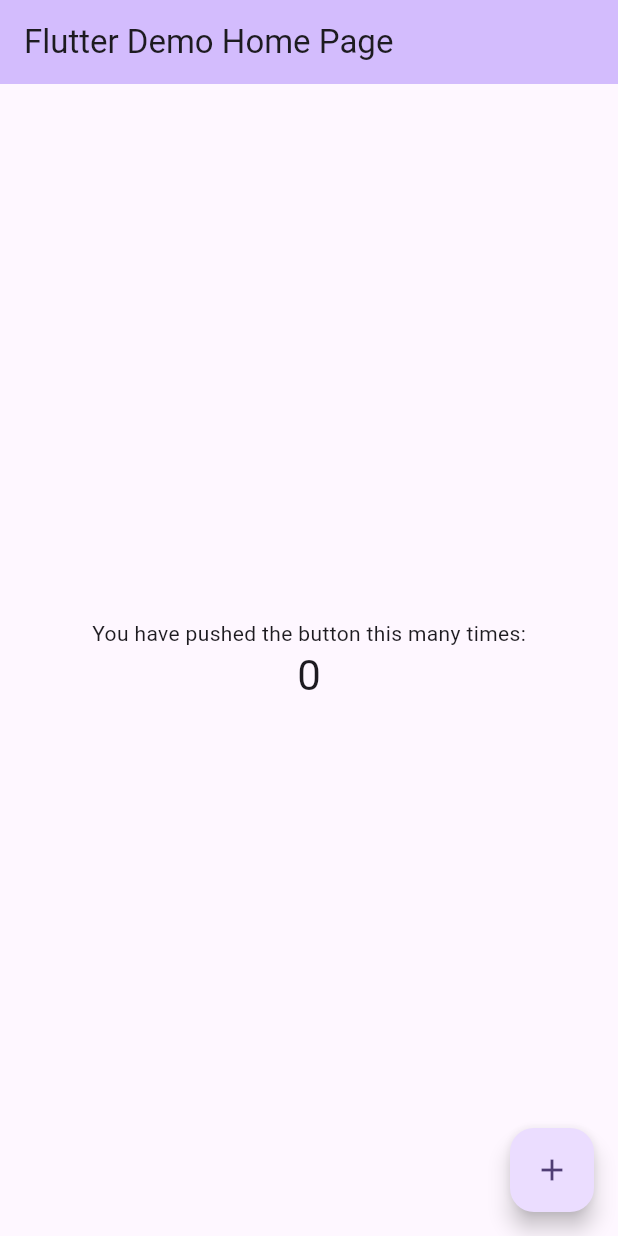
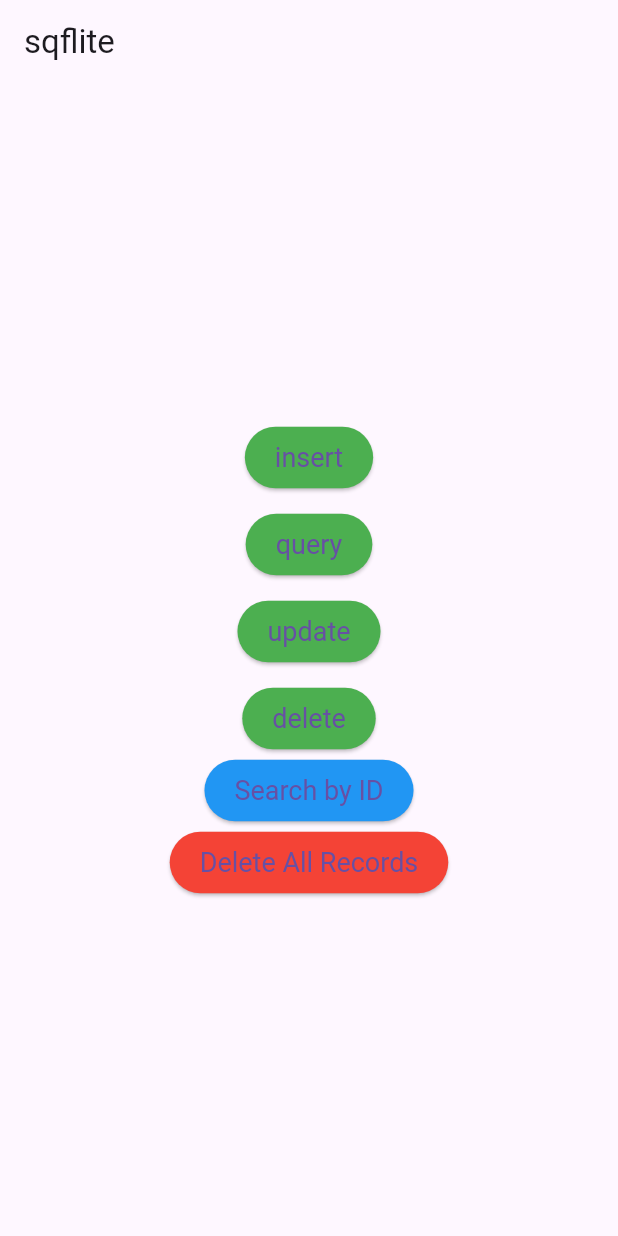
Before and after one commit to hien-dao/MobAppDev_Inclass08, a Flutter app: the screen it shows after launch, on a phone screen of 412 x 824 dp. Run offline on Flutter 3.47's test engine with Material 3 defaults, Android fonts, the phone set to English and light mode, and no system bars; our stand-ins replace sqflite; accounts and stored records are empty.

Commit message:
Replace cwith code from inclass07

```diff
--- /dev/null
+++ b/lib/database_helper.dart
@@ -0,0 +1,105 @@
+import 'package:path/path.dart';
+import 'package:sqflite/sqflite.dart';
+import 'package:path_provider/path_provider.dart';
+
+class DatabaseHelper {
+
+  static const _databaseName =
+  "MyDatabase.db"; static
+  const _databaseVersion = 1;
+
+  static const table =
+  'my_table';
+
+  static const columnId =
+  '_id'; static
+  const columnName = 'name';
+  static const columnAge =
+  'age';
+
+  late Database _db;
+
+  // This opens the database (and creates it if it doesn't exist)
+  Future<void> init() async {
+    final documentsDirectory = await getApplicationDocumentsDirectory();
+    final path = join(documentsDirectory.path, _databaseName);
+    _db = await openDatabase(
+      path,
+      version: _databaseVersion,
+      onCreate: _onCreate,
+    );
+  }
+
+  // SQL code to create the database table
+  Future _onCreate(Database db, int version) async {
+    await db.execute(''' CREATE TABLE $table (
+      $columnId INTEGER PRIMARY KEY,
+      $columnName TEXT NOT NULL,
+      $columnAge INTEGER NOT NULL ) '''
+    );
+  }
+
+  // Helper methods
+
+  // Inserts a row in the database where each key in the Map is a column name
+  // and the value is the column value. The return value is the id of the
+  // inserted row.
+  Future<int> insert(Map<String, dynamic> row) async {
+    return await _db.insert(table, row);
+  }
+
+  // All of the rows are returned as a list of maps, where each map is
+  // a key-value list of columns.
+  Future<List<Map<String, dynamic>>> queryAllRows() async {
+    return await _db.query(table);
+  }
+
+  // All of the methods (insert, query, update, delete) can also be done using
+  // raw SQL commands. This method uses a raw query to give the row count.
+  Future<int> queryRowCount() async {
+    final results = await _db.rawQuery('SELECT COUNT(*) FROM $table');
+    return Sqflite.firstIntValue(results) ?? 0;
+  }
+
+  // We are assuming here that the id column in the map is set. The other
+  // column values will be used to update the row.
+  Future<int> update(Map<String, dynamic> row) async {
+    int id = row[columnId];
+    return await _db.update(
+      table,
+      row,
+      where: '$columnId = ?',
+      whereArgs: [id],
+    );
+  }
+
+  // Deletes the row specified by the id. The number of affected rows is
+  // returned. This should be 1 as long as the row exists.
+  Future<int> delete(int id) async {
+    return await _db.delete(
+      table,
+      where: '$columnId = ?',
+      whereArgs: [id],
+    );
+  }
+
+  // Search for a record by ID
+  Future<int> searchById(int id) async {
+    final results = await _db.query(
+      table,
+      where: '$columnId = ?',
+      whereArgs: [id],
+    );
+    if (results.isNotEmpty) {
+      return results.first[columnId] as int;
+    } else {
+      return -1; // Return -1 if not found
+    }
+  }
+
+  // Delete table
+  Future<void> deleteTable() async {
+    await _db.execute('DROP TABLE IF EXISTS $table');
+    await _onCreate(_db, _databaseVersion); // Recreate the table
+  }
+}
--- a/lib/main.dart
+++ b/lib/main.dart
@@ -1,122 +1,163 @@
 import 'package:flutter/material.dart';
+import 'database_helper.dart';
 
-void main() {
+// Here we are using a global variable. You can use something like
+// get_it in a production app.
+final dbHelper = DatabaseHelper();
+
+Future<void> main() async {
+  WidgetsFlutterBinding.ensureInitialized();
+  // initialize the database
+  await dbHelper.init();
   runApp(const MyApp());
 }
 
 class MyApp extends StatelessWidget {
   const MyApp({super.key});
 
-  // This widget is the root of your application.
   @override
   Widget build(BuildContext context) {
     return MaterialApp(
-      title: 'Flutter Demo',
-      theme: ThemeData(
-        // This is the theme of your application.
-        //
-        // TRY THIS: Try running your application with "flutter run". You'll see
-        // the application has a purple toolbar. Then, without quitting the app,
-        // try changing the seedColor in the colorScheme below to Colors.green
-        // and then invoke "hot reload" (save your changes or press the "hot
-        // reload" button in a Flutter-supported IDE, or press "r" if you used
-        // the command line to start the app).
-        //
-        // Notice that the counter didn't reset back to zero; the application
-        // state is not lost during the reload. To reset the state, use hot
-        // restart instead.
-        //
-        // This works for code too, not just values: Most code changes can be
-        // tested with just a hot reload.
-        colorScheme: .fromSeed(seedColor: Colors.deepPurple),
-      ),
-      home: const MyHomePage(title: 'Flutter Demo Home Page'),
+      title: 'SQFlite Demo',
+      theme: ThemeData( primarySwatch:Colors.blue, ),
+      home: const MyHomePage(),
     );
   }
 }
 
-class MyHomePage extends StatefulWidget {
-  const MyHomePage({super.key, required this.title});
+class MyHomePage extends StatelessWidget {
+  const MyHomePage({super.key});
 
-  // This widget is the home page of your application. It is stateful, meaning
-  // that it has a State object (defined below) that contains fields that affect
-  // how it looks.
-
-  // This class is the configuration for the state. It holds the values (in this
-  // case the title) provided by the parent (in this case the App widget) and
-  // used by the build method of the State. Fields in a Widget subclass are
-  // always marked "final".
-
-  final String title;
-
-  @override
-  State<MyHomePage> createState() => _MyHomePageState();
-}
-
-class _MyHomePageState extends State<MyHomePage> {
-  int _counter = 0;
-
-  void _incrementCounter() {
-    setState(() {
-      // This call to setState tells the Flutter framework that something has
-      // changed in this State, which causes it to rerun the build method below
-      // so that the display can reflect the updated values. If we changed
-      // _counter without calling setState(), then the build method would not be
-      // called again, and so nothing would appear to happen.
-      _counter++;
-    });
-  }
-
+  // homepage layout
   @override
   Widget build(BuildContext context) {
-    // This method is rerun every time setState is called, for instance as done
-    // by the _incrementCounter method above.
-    //
-    // The Flutter framework has been optimized to make rerunning build methods
-    // fast, so that you can just rebuild anything that needs updating rather
-    // than having to individually change instances of widgets.
     return Scaffold(
       appBar: AppBar(
-        // TRY THIS: Try changing the color here to a specific color (to
-        // Colors.amber, perhaps?) and trigger a hot reload to see the AppBar
-        // change color while the other colors stay the same.
-        backgroundColor: Theme.of(context).colorScheme.inversePrimary,
-        // Here we take the value from the MyHomePage object that was created by
-        // the App.build method, and use it to set our appbar title.
-        title: Text(widget.title),
+        title: const Text('sqflite'),
       ),
       body: Center(
-        // Center is a layout widget. It takes a single child and positions it
-        // in the middle of the parent.
         child: Column(
-          // Column is also a layout widget. It takes a list of children and
-          // arranges them vertically. By default, it sizes itself to fit its
-          // children horizontally, and tries to be as tall as its parent.
-          //
-          // Column has various properties to control how it sizes itself and
-          // how it positions its children. Here we use mainAxisAlignment to
-          // center the children vertically; the main axis here is the vertical
-          // axis because Columns are vertical (the cross axis would be
-          // horizontal).
-          //
-          // TRY THIS: Invoke "debug painting" (choose the "Toggle Debug Paint"
-          // action in the IDE, or press "p" in the console), to see the
-          // wireframe for each widget.
-          mainAxisAlignment: .center,
-          children: [
-            const Text('You have pushed the button this many times:'),
-            Text(
-              '$_counter',
-              style: Theme.of(context).textTheme.headlineMedium,
+          mainAxisAlignment: MainAxisAlignment.center,
+          children: <Widget>[
+            ElevatedButton(
+              onPressed: _insert,
+              child: const Text('insert'),
+              style: ElevatedButton.styleFrom(
+                backgroundColor: Colors.green,
+                padding: const EdgeInsets.symmetric(horizontal: 20, vertical: 10),
+                textStyle: const TextStyle(fontSize: 18),
+              ),
+            ),
+            const SizedBox(height: 10),
+            ElevatedButton(
+              onPressed: _query,
+              child: const Text('query'),
+              style: ElevatedButton.styleFrom(
+                backgroundColor: Colors.green,
+                padding: const EdgeInsets.symmetric(horizontal: 20, vertical: 10),
+                textStyle: const TextStyle(fontSize: 18),
+              ),
+            ),
+            const SizedBox(height: 10),
+            ElevatedButton(
+              onPressed: _update,
+              child: const Text('update'),
+              style: ElevatedButton.styleFrom(
+                backgroundColor: Colors.green,
+                padding: const EdgeInsets.symmetric(horizontal: 20, vertical: 10),
+                textStyle: const TextStyle(fontSize: 18),
+              ),
+            ),
+            const SizedBox(height: 10),
+            ElevatedButton(
+              onPressed: _delete,
+              child: const Text('delete'),
+              style: ElevatedButton.styleFrom(
+                backgroundColor: Colors.green,
+                padding: const EdgeInsets.symmetric(horizontal: 20, vertical: 10),
+                textStyle: const TextStyle(fontSize: 18),
+              ),
+            ),
+
+            // Button for search by id
+            const SizedBox(width: 10),
+            ElevatedButton(
+              onPressed: _searchById,
+              child: const Text('Search by ID'),
+              style: ElevatedButton.styleFrom(
+                backgroundColor: Colors.blue,
+                padding: const EdgeInsets.symmetric(horizontal: 20, vertical: 10),
+                textStyle: const TextStyle(fontSize: 18),
+              ),
+            ),
+
+            // Button for delete all records
+            const SizedBox(width: 10),
+            ElevatedButton(
+              onPressed: _deleteAll,
+              child: const Text('Delete All Records'),
+              style: ElevatedButton.styleFrom(
+                backgroundColor: Colors.red,
+                padding: const EdgeInsets.symmetric(horizontal: 20, vertical: 10),
+                textStyle: const TextStyle(fontSize: 18),
+              ),
             ),
           ],
         ),
       ),
-      floatingActionButton: FloatingActionButton(
-        onPressed: _incrementCounter,
-        tooltip: 'Increment',
-        child: const Icon(Icons.add),
-      ),
     );
   }
+
+  // Button onPressed methods
+
+  void _insert() async {
+    // row to insert
+    Map<String, dynamic> row = {
+      DatabaseHelper.columnName: 'Bob',
+      DatabaseHelper.columnAge: 23
+    };
+    final id = await dbHelper.insert(row);
+    debugPrint('inserted row id: $id');
+  }
+
+  void _query() async {
+    final allRows = await dbHelper.queryAllRows();
+    debugPrint('query all rows:');
+    for (final row in allRows) {
+      debugPrint(row.toString());
+    }
+  }
+
+  void _update() async {
+    // row to update
+    Map<String, dynamic> row = {
+      DatabaseHelper.columnId: 1,
+      DatabaseHelper.columnName: 'Mary',
+      DatabaseHelper.columnAge: 32
+    };
+    final rowsAffected = await dbHelper.update(row);
+    debugPrint('updated $rowsAffected row(s)');
+  }
+
+  void _delete() async {
+    // Assuming that the number of rows is the id for the last row.
+    final id = await dbHelper.queryRowCount();
+    final rowsDeleted = await dbHelper.delete(id);
+    debugPrint('deleted $rowsDeleted row(s): row $id');
+  }
+
+  void _searchById() async {
+    final idToSearch = 1; // Change this to the ID you want to search for
+    final resultId = await dbHelper.searchById(idToSearch);
+    if (resultId != -1) {
+      debugPrint('Record found with ID: $resultId');
+    } else {
+      debugPrint('No record found with ID: $idToSearch');
+    }
+  }
+
+  void _deleteAll() async {
+    await dbHelper.deleteTable();
+    debugPrint('All records deleted');
+  }
 }
--- a/pubspec.yaml
+++ b/pubspec.yaml
@@ -30,6 +30,10 @@ environment:
 dependencies:
   flutter:
     sdk: flutter
+
+  sqflite: ^2.4.2
+  path_provider: ^2.1.5
+  path: ^1.9.1
 
   # The following adds the Cupertino Icons font to your application.
   # Use with the CupertinoIcons class for iOS style icons.
```
Also changed, not shown: pubspec.lock.
